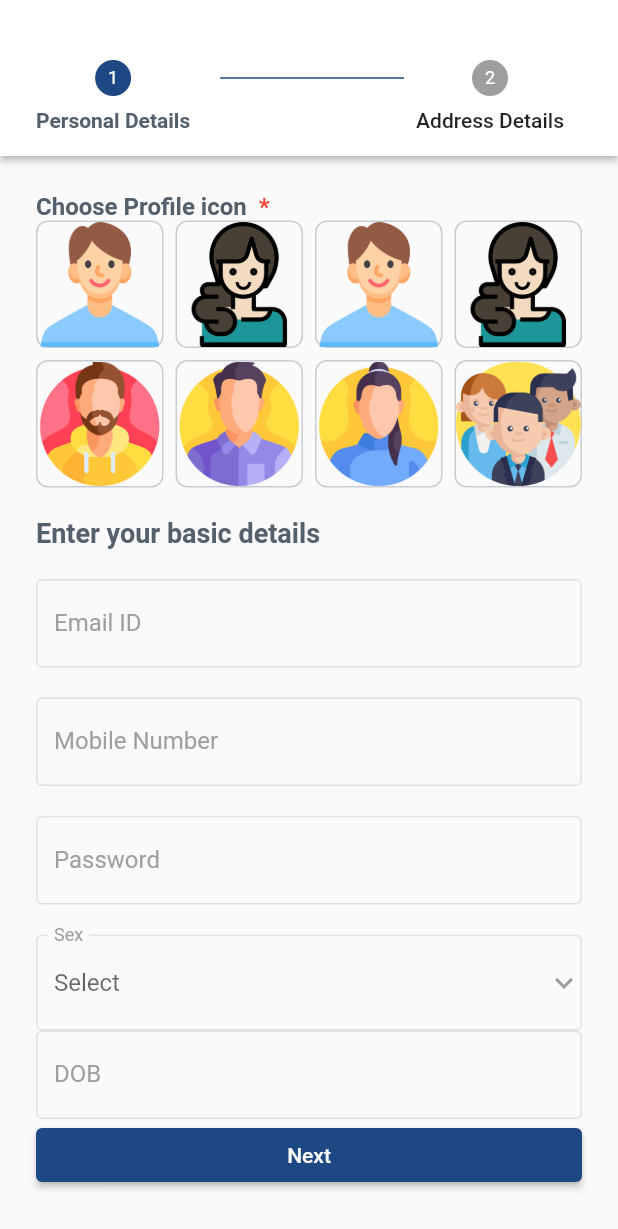
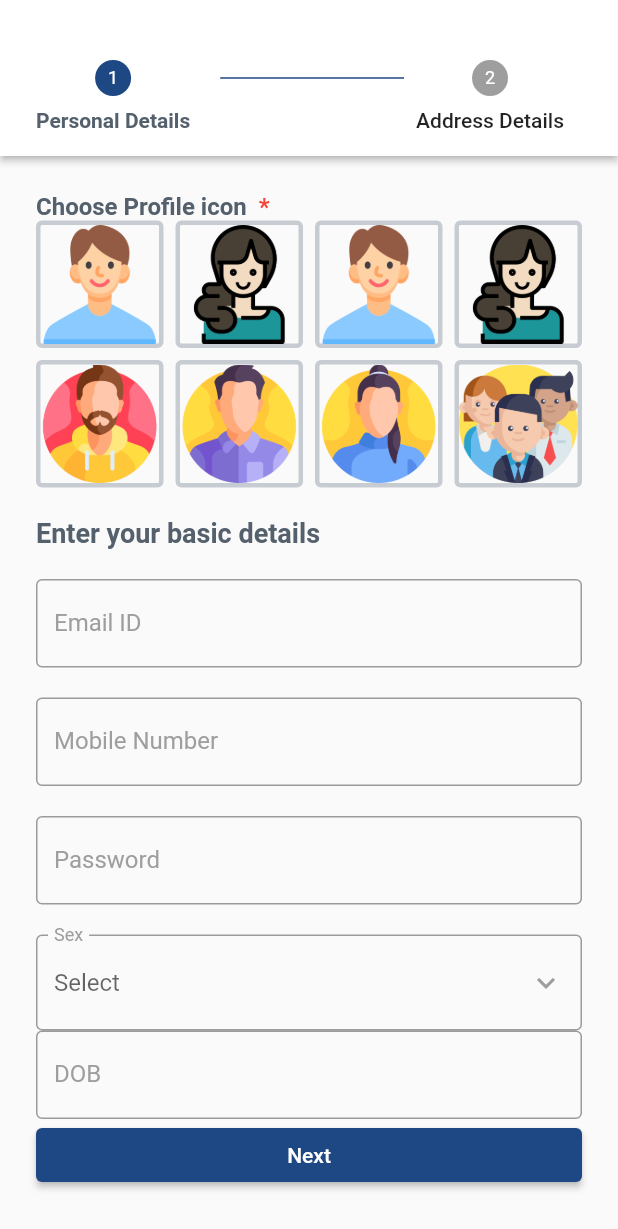
Before and after one commit to rajkayasth/flutter_anandan_demo, a Flutter app: the screen it shows after launch, after a tap on "Sign Up", on a phone screen of 412 x 824 dp. Shown: the top 1229 px of the screen. Run offline on Flutter 3.47's test engine with Material 2 defaults, Android fonts, the phone set to English and light mode, and no system bars; our stand-ins replace toast.

Commit message:
- singup page with stepper and bottom sheet of forgot password alert dialog box

```diff
--- a/lib/screens/login_screen.dart
+++ b/lib/screens/login_screen.dart
@@ -2,6 +2,7 @@
 import 'package:anandan_demo_flutter/ui_helper/custom_colors.dart';
 import 'package:anandan_demo_flutter/ui_helper/utils.dart';
 import 'package:flutter/material.dart';
+import 'package:toast/toast.dart';
 
 class LoginScreen extends StatefulWidget {
   const LoginScreen({Key? key}) : super(key: key);
@@ -108,17 +109,14 @@
                     focusNode: _focusNodeEmail,
                     controller: emailController,
                     decoration: InputDecoration(
-                      hintText: "Enter your email id",
-                      labelText: "Email ID",
-                      hintStyle: TextStyle(color: lightGray55),
-                      labelStyle: TextStyle(color: _borderColor),
-                      focusedBorder: OutlineInputBorder(
-                        borderRadius: BorderRadius.circular(4),
-                        borderSide: BorderSide(color: darkBlue),
+                      hintText: "Enter Email Id",
+                      labelText: "Email",
+                      border: OutlineInputBorder(
+                        borderRadius: BorderRadius.circular(5),
                       ),
-                      enabledBorder: OutlineInputBorder(
-                          borderRadius: BorderRadius.circular(4),
-                          borderSide: BorderSide(color: lightGray)),
+                      focusedBorder: const OutlineInputBorder(
+                        borderSide: BorderSide(style: BorderStyle.solid),
+                      ),
                     ),
                     validator: (value) {
                       if (value!.isEmpty) {
@@ -152,9 +150,15 @@
                         }
                       }
                     },
-                    decoration: textFieldBorder(
-                      borderColor: _borderColorPass,
-                      suffixIcon: const Icon(Icons.remove_red_eye),
+                    decoration: InputDecoration(
+                      hintText: "Enter Password",
+                      labelText: "Password",
+                      border: OutlineInputBorder(
+                        borderRadius: BorderRadius.circular(10),
+                      ),
+                      focusedBorder: const OutlineInputBorder(
+                        borderSide: BorderSide(style: BorderStyle.solid),
+                      ),
                     ),
                   ),
                 ),
@@ -378,6 +382,10 @@
                                 ),
                               );
                             });
+                       /* if(_formStateKey.currentState!.validate()){
+                          Toast.show("Validation Item",
+                              duration: Toast.lengthShort, gravity: Toast.bottom);
+                        }*/
                       },
                       style: ButtonStyle(
                         backgroundColor: MaterialStateProperty.all(darkBlue),
--- a/lib/screens/singup_screen.dart
+++ b/lib/screens/singup_screen.dart
@@ -29,6 +29,8 @@
     'Other',
   ];
   String dropdownvalue = 'Item 1';
+  bool isClicked = false;
+
 
   @override
   void initState() {
@@ -95,15 +97,24 @@
                           crossAxisSpacing: 8,
                           mainAxisSpacing: 8),
                       itemBuilder: (context, index) {
-                        return Container(
+                        return InkWell(
+                          onTap: (){
+                            setState(() {
+                              isClicked = !isClicked;
+                            });
+                          },
+                          child: Container(
                             height: 60,
                             decoration: BoxDecoration(
-                              borderRadius: BorderRadius.circular(8),
-                              border: Border.all(color: lightGray55)),
+                                borderRadius: BorderRadius.circular(4),
+                                /*border: Border.all(color: lightGray55)*/
+                            border: !isClicked ? Border.fromBorderSide(BorderSide(color: lightGray55,width: 3)) : Border.fromBorderSide(BorderSide(color: darkBlue,width: 3))
+                            ),
                             child: Image.asset(
                               userImageList[index].imagePath,
                               width: 30,
                               height: 30,
+                            ),
                           ),
                         );
                       },
@@ -134,7 +145,7 @@
                           borderRadius: BorderRadius.circular(4),
                           borderSide: BorderSide(color: darkBlue),
                         ),
-                        enabledBorder: OutlineInputBorder(
+                        border: OutlineInputBorder(
                             borderRadius: BorderRadius.circular(4),
                             borderSide: BorderSide(color: lightGray)),
                       ),
@@ -165,7 +176,7 @@
                           borderRadius: BorderRadius.circular(4),
                           borderSide: BorderSide(color: darkBlue),
                         ),
-                        enabledBorder: OutlineInputBorder(
+                        border: OutlineInputBorder(
                             borderRadius: BorderRadius.circular(4),
                             borderSide: BorderSide(color: lightGray)),
                       ),
@@ -196,7 +207,7 @@
                           borderRadius: BorderRadius.circular(4),
                           borderSide: BorderSide(color: darkBlue),
                         ),
-                        enabledBorder: OutlineInputBorder(
+                        border: OutlineInputBorder(
                             borderRadius: BorderRadius.circular(4),
                             borderSide: BorderSide(color: lightGray)),
                       ),
@@ -229,7 +240,7 @@
                           borderRadius: BorderRadius.circular(4),
                           borderSide: BorderSide(color: darkBlue),
                         ),
-                        enabledBorder: OutlineInputBorder(
+                        border: OutlineInputBorder(
                             borderRadius: BorderRadius.circular(4),
                             borderSide: BorderSide(color: lightGray)),
                       ),
@@ -272,7 +283,7 @@
                           borderRadius: BorderRadius.circular(4),
                           borderSide: BorderSide(color: darkBlue),
                         ),
-                        enabledBorder: OutlineInputBorder(
+                        border: OutlineInputBorder(
                             borderRadius: BorderRadius.circular(4),
                             borderSide: BorderSide(color: lightGray)),
                       ),
@@ -370,7 +381,7 @@
                         borderRadius: BorderRadius.circular(4),
                         borderSide: BorderSide(color: darkBlue),
                       ),
-                      enabledBorder: OutlineInputBorder(
+                      border: OutlineInputBorder(
                           borderRadius: BorderRadius.circular(4),
                           borderSide: BorderSide(color: lightGray)),
                     ),
@@ -401,7 +412,7 @@
                         borderRadius: BorderRadius.circular(4),
                         borderSide: BorderSide(color: darkBlue),
                       ),
-                      enabledBorder: OutlineInputBorder(
+                      border: OutlineInputBorder(
                           borderRadius: BorderRadius.circular(4),
                           borderSide: BorderSide(color: lightGray)),
                     ),
@@ -432,7 +443,7 @@
                         borderRadius: BorderRadius.circular(4),
                         borderSide: BorderSide(color: darkBlue),
                       ),
-                      enabledBorder: OutlineInputBorder(
+                      border: OutlineInputBorder(
                           borderRadius: BorderRadius.circular(4),
                           borderSide: BorderSide(color: lightGray)),
                     ),
@@ -465,7 +476,7 @@
                         borderRadius: BorderRadius.circular(4),
                         borderSide: BorderSide(color: darkBlue),
                       ),
-                      enabledBorder: OutlineInputBorder(
+                      border: OutlineInputBorder(
                           borderRadius: BorderRadius.circular(4),
                           borderSide: BorderSide(color: lightGray)),
                     ),
@@ -508,7 +519,7 @@
                         borderRadius: BorderRadius.circular(4),
                         borderSide: BorderSide(color: darkBlue),
                       ),
-                      enabledBorder: OutlineInputBorder(
+                      border: OutlineInputBorder(
                           borderRadius: BorderRadius.circular(4),
                           borderSide: BorderSide(color: lightGray)),
                     ),
--- a/pubspec.yaml
+++ b/pubspec.yaml
@@ -36,6 +36,7 @@
   # Use with the CupertinoIcons class for iOS style icons.
   cupertino_icons: ^1.0.2
   dropdown_textfield: ^1.0.8
+  toast: ^0.3.0
 
 dev_dependencies:
   flutter_test:
```
Also changed, not shown: pubspec.lock. Lines whose indentation alone changed are shown as unchanged.
